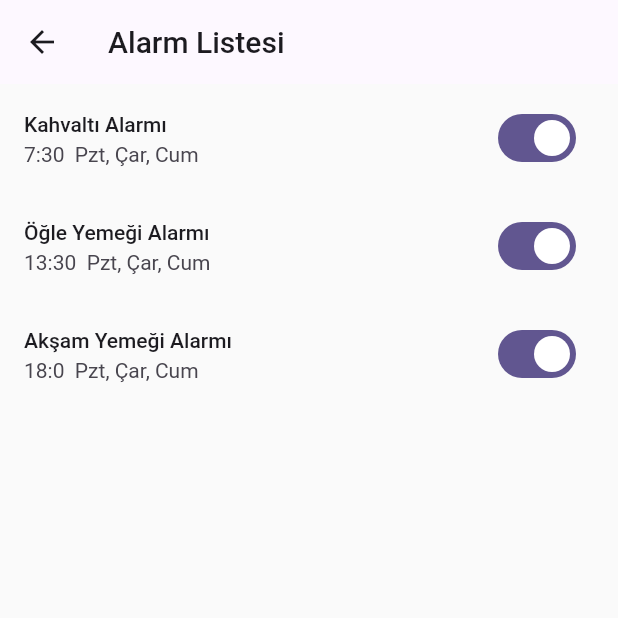
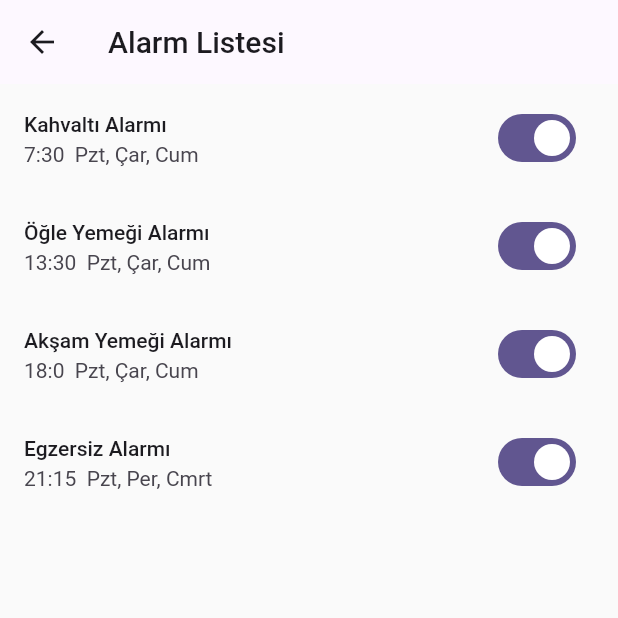
Before and after one commit to burcugulll/bitirme-projesi, a Flutter app: the screen it shows once a user with an empty profile is signed in, item 2 of the bottom bar chosen, after a tap on "Hatırlatıcılar", on a phone screen of 412 x 824 dp, the top half of it. Run offline on Flutter 3.47's test engine with Material 2 defaults, Android fonts, the phone set to English and light mode, and no system bars; our stand-ins replace firebase_auth, firebase_core, firebase_storage, google_sign_in, image_picker, toastification; accounts and stored records are empty.

Commit message:
tasarım biraz daha güzelleştirildi

```diff
--- a/lib/screens/alarmlar.dart
+++ b/lib/screens/alarmlar.dart
@@ -37,6 +37,12 @@ class _AlarmListWidgetState extends State<AlarmListWidget> {
       name: 'Akşam Yemeği Alarmı',
       time: TimeOfDay(hour: 18, minute: 00),
       days: ['Pzt', 'Çar', 'Cum'],
+      isEnabled: true,
+    ),
+    Alarm(
+      name: 'Egzersiz Alarmı',
+      time: TimeOfDay(hour: 21, minute: 15),
+      days: ['Pzt', 'Per', 'Cmrt'],
       isEnabled: true,
     ),
   ];
--- a/lib/screens/auth.dart
+++ b/lib/screens/auth.dart
@@ -108,8 +108,15 @@ class _AuthScreenState extends State<AuthScreen> {
                   left: 20,
                   right: 20,
                 ),
-                width: 200,
-                child: Image.asset('assets/images/anasayfa.jpg'),
+                width: 250, // Örnek bir genişlik değeri
+                height: 250, // Örnek bir yükseklik değeri
+                decoration: BoxDecoration(
+                  shape: BoxShape.circle,
+                  image: DecorationImage(
+                    image: AssetImage('assets/images/anasayfa.jpg'),
+                    fit: BoxFit.contain,
+                  ),
+                ),
               ),
               Card(
                 margin: const EdgeInsets.all(20),
--- a/lib/screens/gunluk/egzersiz.dart
+++ b/lib/screens/gunluk/egzersiz.dart
@@ -100,6 +100,8 @@ class _EgzersizPageState extends State<EgzersizPage> {
     return Scaffold(
       appBar: AppBar(
         title: const Text('Egzersiz Sayfası'),
+        backgroundColor: Colors.deepPurple,
+        foregroundColor: Colors.white70,
       ),
       body: Column(
         children: [
--- a/lib/screens/home-page.dart
+++ b/lib/screens/home-page.dart
@@ -95,7 +95,7 @@ class _MyHomePageState extends State<MyHomePage> {
           ),
         ],
         currentIndex: _selectedIndex,
-        selectedItemColor: Colors.blue, // Seçili ögenin rengi
+        selectedItemColor: Colors.deepPurple, // Seçili ögenin rengi
         onTap: _onItemTapped,
         type: BottomNavigationBarType.fixed, // Tüm etiketleri zorla
       ),
--- a/lib/screens/profil-page.dart
+++ b/lib/screens/profil-page.dart
@@ -87,7 +87,6 @@ class _ProfilPageState extends State<ProfilPage> {
             ),
             ElevatedButton.icon(
               onPressed: () {
-                // Boy sayfasına yönlendirme veya işlev ekleyin.
                 _showHeightInputDialog(context);
               },
               icon: Icon(Icons.height),
@@ -95,7 +94,6 @@ class _ProfilPageState extends State<ProfilPage> {
             ),
             ElevatedButton.icon(
               onPressed: () {
-                // Hatırlatıcılar sayfasına yönlendirme veya işlev ekleyin.
                 /*_showInformationDialog(context, 'Hatırlatıcılar Sayfası',
                     'Hatırlatıcılarınız burada gösterilecek.');*/
                 Navigator.push(
@@ -110,7 +108,6 @@ class _ProfilPageState extends State<ProfilPage> {
             ),
             ElevatedButton.icon(
               onPressed: () {
-                // İletişim sayfasına yönlendirme veya işlev ekleyin.
                 _showInformationDialog(context, 'İletişim Sayfası',
                     'İletişim bilgileriniz burada gösterilecek.');
               },
@@ -119,7 +116,6 @@ class _ProfilPageState extends State<ProfilPage> {
             ),
             ElevatedButton.icon(
               onPressed: () {
-                // Bize Ulaşın sayfasına yönlendirme veya işlev ekleyin.
                 _showInformationDialog(context, 'Bize Ulaşın Sayfası',
                     'Bize ulaşma bilgileriniz burada gösterilecek.');
               },
--- a/lib/widgets/gunluk/recipe-view.dart
+++ b/lib/widgets/gunluk/recipe-view.dart
@@ -1,3 +1,6 @@
+
+
+
 /*import 'dart:async';
 
 import 'package:flutter/material.dart';
--- a/pubspec.yaml
+++ b/pubspec.yaml
@@ -28,6 +28,7 @@ dependencies:
   webview_flutter: ^4.4.2
   toastification: ^1.1.0
   dropdown_button2: ^2.3.9
+  url_launcher: ^6.2.1
 
 dev_dependencies:
   flutter_test:
```
Also changed, not shown: lib/screens/gunluk-page.dart (+2 -6 lines), lib/widgets/gunluk/exercise-list-item.dart (+3 -5 lines), lib/widgets/gunluk/yemek-tarifleri-ekrani.dart (+12 -0 lines), pubspec.lock, 5 other files.
